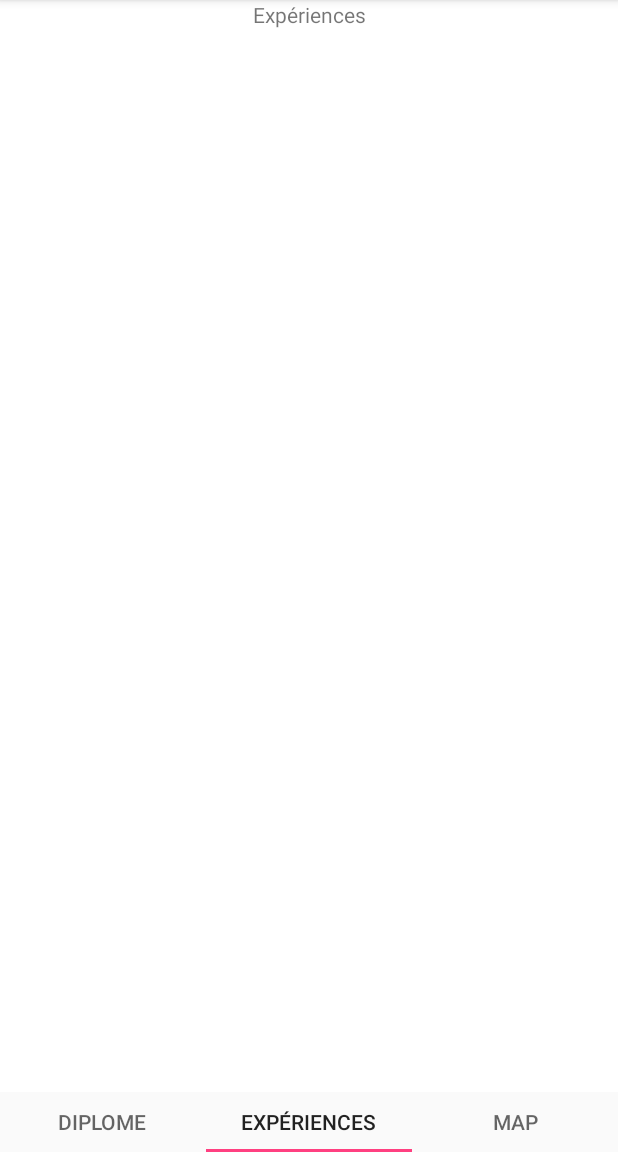
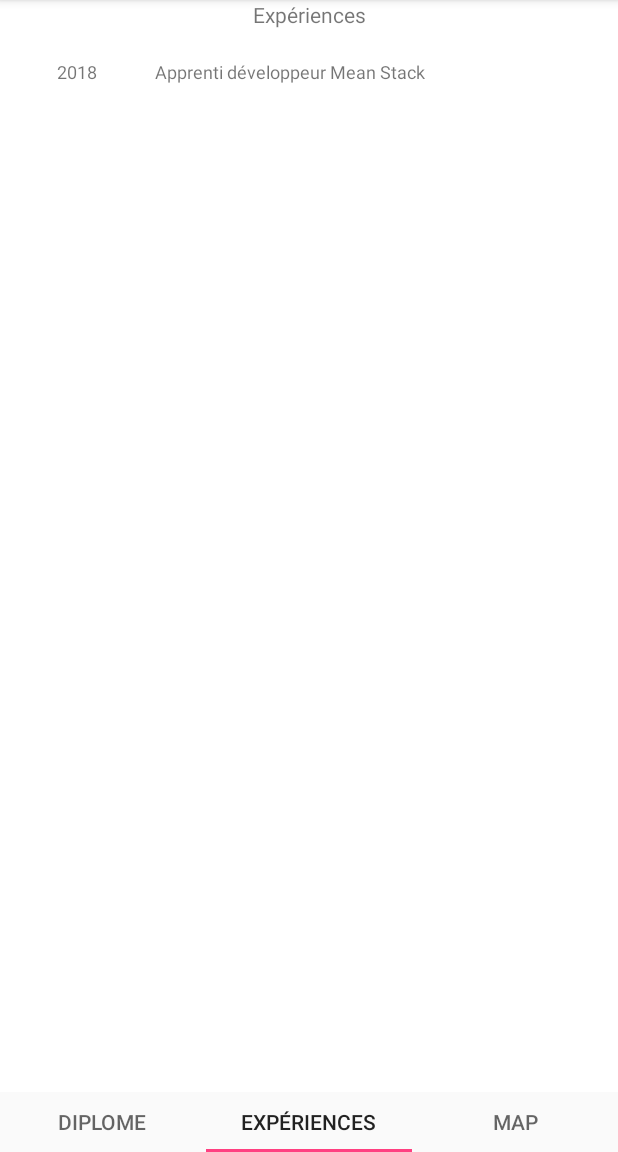
Before and after one commit to emilindadie/Portfolio2, an Android app: the DiplomaFragment screen opened directly, with no data from a screen before it, item 2 of the bottom bar chosen, on a phone screen of 412 x 824 dp, the part 84-1236 px from its top. Run offline under Robolectric (Android 15) with nearby library versions, the phone set to English and light mode, and no system bars; our stand-ins replace Dagger/Hilt's generated code; 2 statements that could not run were skipped.

Commit message:
experienceFragment update

```diff
--- a/app/src/main/java/com/example/emilin/portfolio/adapter/DiplomeAdapter.kt
+++ b/app/src/main/java/com/example/emilin/portfolio/adapter/DiplomeAdapter.kt
@@ -20,7 +20,6 @@ import android.content.res.TypedArray
 import android.graphics.Color
 import android.widget.Toast
 import com.example.emilin.portfolio.R.array.colorDiplome
-
 
 class DiplomeAdapter(val context: Context, val onItemClick: OnItemClick): RecyclerView.Adapter<DiplomeAdapter.ViewHolder>() {
 
--- a/app/src/main/res/layout/fragment_experiences.xml
+++ b/app/src/main/res/layout/fragment_experiences.xml
@@ -8,6 +8,7 @@
         android:layout_width="match_parent"
         android:layout_height="match_parent">
         <LinearLayout
+            android:id="@+id/linear1"
             android:layout_width="match_parent"
             android:layout_height="wrap_content">
             <TextView
@@ -17,5 +18,40 @@
                 android:gravity="center"
                 android:text="@string/experiences_title_section" />
         </LinearLayout>
+
+
+        <LinearLayout
+            android:layout_marginTop="20dp"
+            android:layout_below="@+id/linear1"
+            android:layout_width="match_parent"
+            android:layout_height="wrap_content">
+
+            <LinearLayout
+                android:layout_weight="1"
+                android:layout_width="1dp"
+                android:layout_height="wrap_content">
+                <TextView
+                    android:textSize="12dp"
+                    android:layout_gravity="center"
+                    android:layout_width="match_parent"
+                    android:layout_height="match_parent"
+                    android:gravity="center"
+                    android:text="@string/year_2018" />
+            </LinearLayout>
+            <LinearLayout
+                android:layout_weight="3"
+                android:layout_width="1dp"
+                android:layout_height="wrap_content">
+                <TextView
+                    android:textSize="12dp"
+                    android:layout_gravity="center"
+                    android:layout_width="match_parent"
+                    android:layout_height="match_parent"
+                    android:text="@string/experiences_title_2018" />
+            </LinearLayout>
+
+        </LinearLayout>
+
+
     </RelativeLayout>
 </FrameLayout>
--- a/app/src/main/res/values/strings.xml
+++ b/app/src/main/res/values/strings.xml
@@ -19,4 +19,6 @@
     <string name="github_url">https://github.com/emilindadie/</string>
     <string name="linkedin_url">https://www.linkedin.com/in/emilindadie/</string>
     <string name="diploma_default_title">Titre par defaut</string>
+    <string name="year_2018">2018</string>
+    <string name="experiences_title_2018">Apprenti développeur Mean Stack</string>
 </resources>
```
